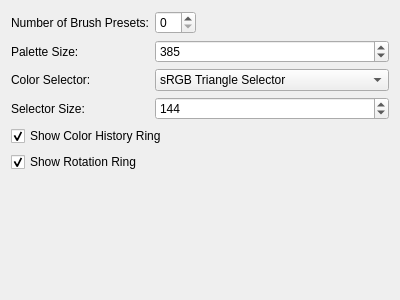
First picture: the form in libs/ui/forms/WdgPopupPaletteSettings.ui, repository KDE/krita, before the edit.
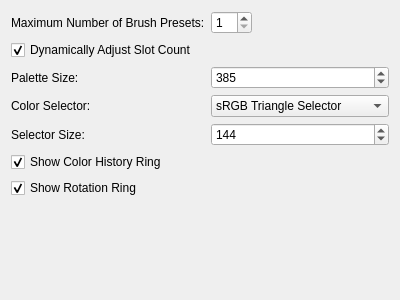
Second picture: the form after the edit. Custom widgets are drawn as their Qt base class.

Commit message:
Popup Palette: Add dynamic slot count option
Makes dynamic slots the default and 45 the default max slot count.

Removes the minimum of 10 slots, even 1 now works.

The palette now also updates when tags are added/removed from presets
which was not the case before.

Diff of the .ui file:
```diff
--- a/libs/ui/forms/WdgPopupPaletteSettings.ui
+++ b/libs/ui/forms/WdgPopupPaletteSettings.ui
@@ -17,7 +17,7 @@
    <item row="0" column="0">
     <widget class="QLabel" name="label_3">
      <property name="text">
-      <string>Number of Brush Presets:</string>
+      <string>Maximum Number of Brush Presets:</string>
      </property>
     </widget>
    </item>
@@ -29,19 +29,32 @@
        <verstretch>0</verstretch>
       </sizepolicy>
      </property>
+     <property name="minimum">
+      <number>1</number>
+     </property>
      <property name="maximum">
       <number>45</number>
      </property>
     </widget>
    </item>
-   <item row="1" column="0">
+   <item row="1" column="0" colspan="2">
+    <widget class="QCheckBox" name="chkUseDynamicSlotCount">
+     <property name="text">
+      <string>Dynamically Adjust Slot Count</string>
+     </property>
+     <property name="checked">
+      <bool>true</bool>
+     </property>
+    </widget>
+   </item>
+   <item row="2" column="0">
     <widget class="QLabel" name="label_6">
      <property name="text">
       <string>Palette Size:</string>
      </property>
     </widget>
    </item>
-   <item row="1" column="1">
+   <item row="2" column="1">
     <widget class="KisSliderSpinBox" name="sbPaletteSize">
      <property name="minimum">
       <number>380</number>
@@ -54,14 +67,14 @@
      </property>
     </widget>
    </item>
-   <item row="2" column="0">
+   <item row="3" column="0">
     <widget class="QLabel" name="label_4">
      <property name="text">
       <string>Color Selector:</string>
      </property>
     </widget>
    </item>
-   <item row="2" column="1">
+   <item row="3" column="1">
     <widget class="QComboBox" name="cmbSelectorType">
      <item>
       <property name="text">
@@ -75,14 +88,14 @@
      </item>
     </widget>
    </item>
-   <item row="3" column="0">
+   <item row="4" column="0">
     <widget class="QLabel" name="label_5">
      <property name="text">
       <string>Selector Size:</string>
      </property>
     </widget>
    </item>
-   <item row="3" column="1">
+   <item row="4" column="1">
     <widget class="KisSliderSpinBox" name="sbSelectorSize">
      <property name="minimum">
       <number>100</number>
@@ -95,7 +108,7 @@
      </property>
     </widget>
    </item>
-   <item row="4" column="0" colspan="2">
+   <item row="5" column="0" colspan="2">
     <widget class="QCheckBox" name="chkShowColorHistory">
      <property name="text">
       <string>Show Color History Ring</string>
@@ -105,7 +118,7 @@
      </property>
     </widget>
    </item>
-   <item row="5" column="0" colspan="2">
+   <item row="6" column="0" colspan="2">
     <widget class="QCheckBox" name="chkShowRotationTrack">
      <property name="text">
       <string>Show Rotation Ring</string>
```
The commit also changes 6 other files.
